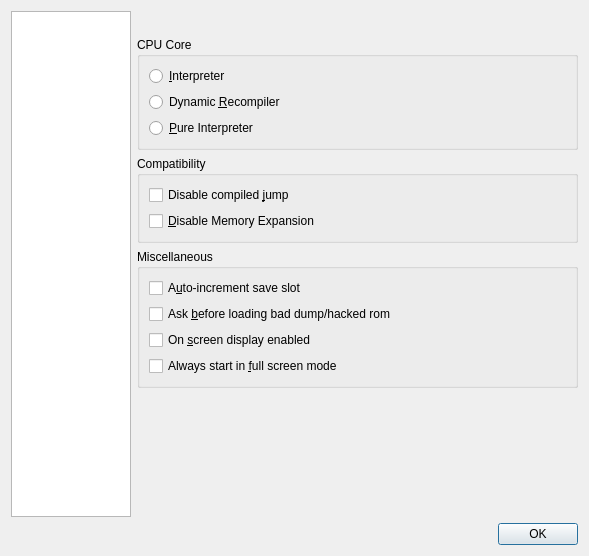
Old version of the form main/gui_qt4/settingsdialog.ui in the repository mupen64plus/mupen64plus-oldsvn.
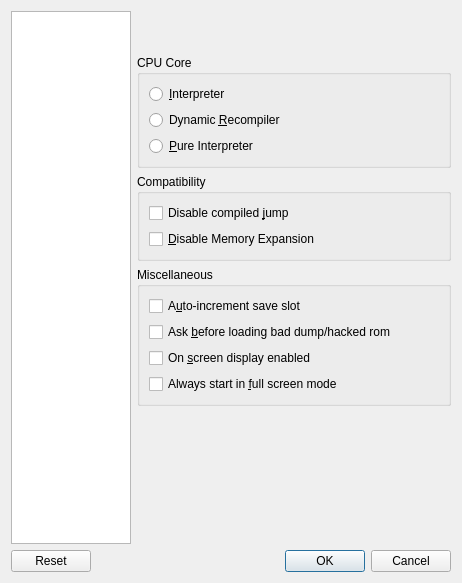
New version of the form. Custom widgets are drawn as their Qt base class.

Diff of the .ui file:
```diff
--- a/main/gui_qt4/settingsdialog.ui
+++ b/main/gui_qt4/settingsdialog.ui
@@ -5,17 +5,15 @@
    <rect>
     <x>0</x>
     <y>0</y>
-    <width>589</width>
-    <height>556</height>
+    <width>462</width>
+    <height>583</height>
    </rect>
   </property>
   <property name="windowTitle" >
    <string>Mupen64Plus Settings</string>
   </property>
-  <layout class="QVBoxLayout" name="verticalLayout_13" >
-   <item>
-    <layout class="QHBoxLayout" name="horizontalLayout_6" >
-     <item>
+  <layout class="QGridLayout" name="gridLayout" >
+   <item rowspan="2" row="0" column="0" >
       <widget class="QListWidget" name="listWidget" >
        <property name="sizePolicy" >
         <sizepolicy vsizetype="Minimum" hsizetype="Fixed" >
@@ -64,30 +62,9 @@
        </property>
       </widget>
      </item>
-     <item>
-      <layout class="QVBoxLayout" name="verticalLayout" >
-       <item>
+   <item row="0" column="1" >
+    <widget class="QWidget" native="1" name="widget" >
         <layout class="QHBoxLayout" name="horizontalLayout" >
-         <item>
-          <spacer name="horizontalSpacer_2" >
-           <property name="orientation" >
-            <enum>Qt::Horizontal</enum>
-           </property>
-           <property name="sizeHint" stdset="0" >
-            <size>
-             <width>40</width>
-             <height>20</height>
-            </size>
-           </property>
-          </spacer>
-         </item>
-         <item>
-          <widget class="QLabel" name="imageLabel" >
-           <property name="text" >
-            <string/>
-           </property>
-          </widget>
-         </item>
          <item>
           <widget class="QLabel" name="textLabel" >
            <property name="text" >
@@ -102,15 +79,23 @@
            </property>
            <property name="sizeHint" stdset="0" >
             <size>
-             <width>40</width>
+          <width>284</width>
              <height>20</height>
             </size>
            </property>
           </spacer>
          </item>
-        </layout>
-       </item>
        <item>
+       <widget class="QLabel" name="imageLabel" >
+        <property name="text" >
+         <string/>
+        </property>
+       </widget>
+      </item>
+     </layout>
+    </widget>
+   </item>
+   <item row="1" column="1" >
         <widget class="QStackedWidget" name="stackedWidget" >
          <property name="sizePolicy" >
           <sizepolicy vsizetype="Preferred" hsizetype="MinimumExpanding" >
@@ -493,17 +478,13 @@
          </widget>
         </widget>
        </item>
-      </layout>
-     </item>
-    </layout>
-   </item>
-   <item>
+   <item row="2" column="0" colspan="2" >
     <widget class="QDialogButtonBox" name="buttonBox" >
      <property name="orientation" >
       <enum>Qt::Horizontal</enum>
      </property>
      <property name="standardButtons" >
-      <set>QDialogButtonBox::Ok</set>
+      <set>QDialogButtonBox::Cancel|QDialogButtonBox::Ok|QDialogButtonBox::Reset</set>
      </property>
     </widget>
    </item>
```
Lines whose indentation alone changed are shown as unchanged.
